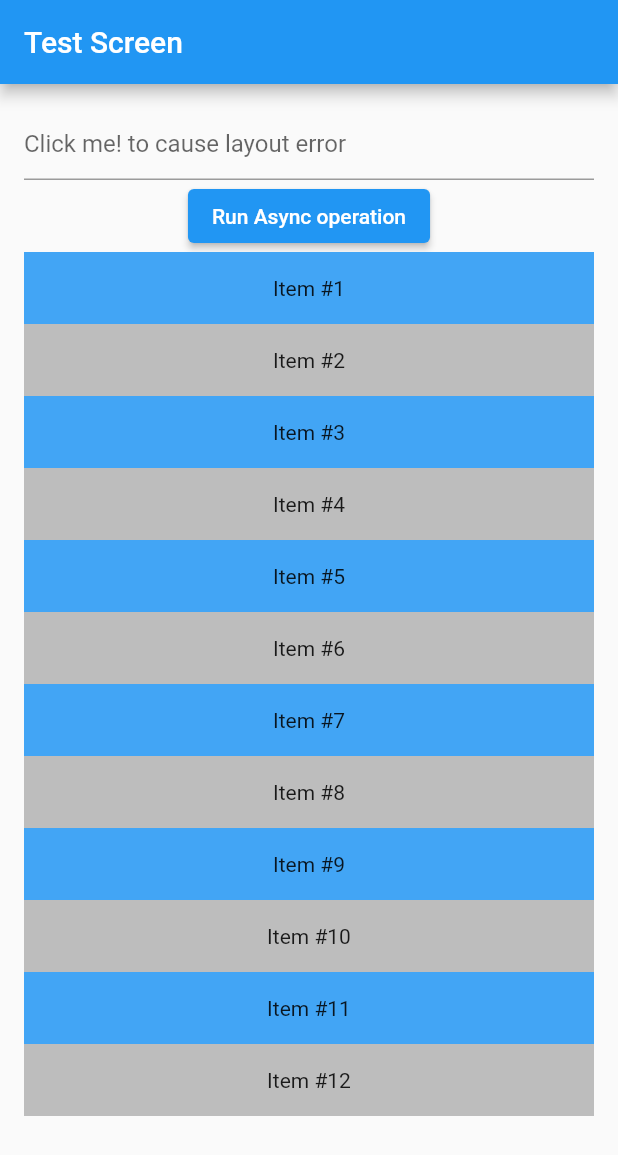
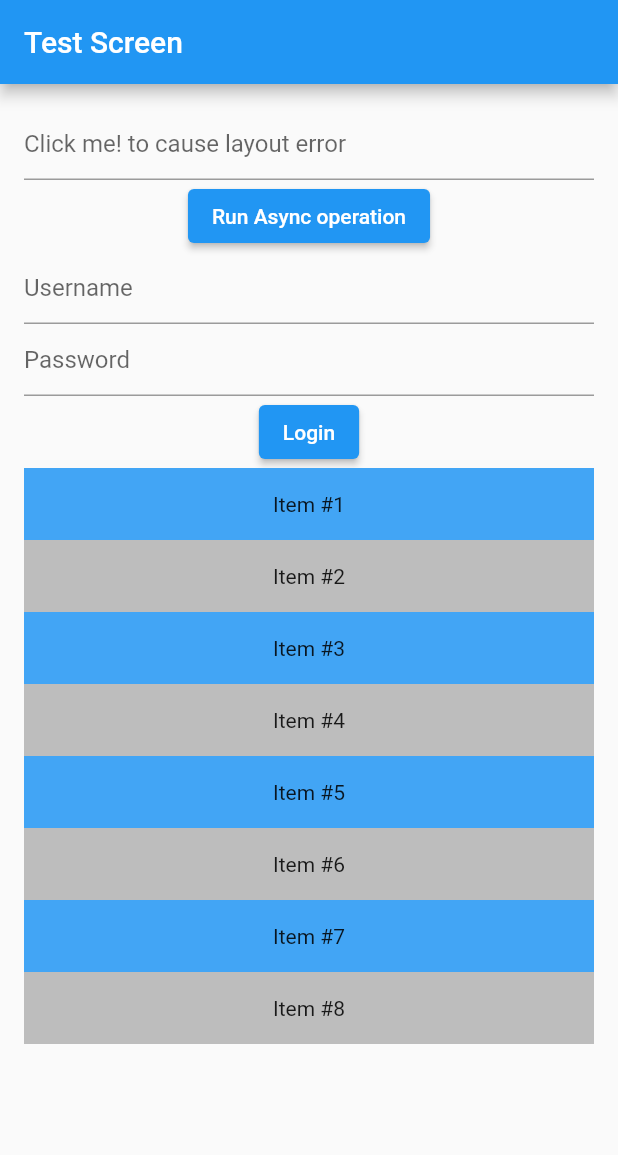
Before and after one commit to ExpertKiD/flutter_testing_demo, a Flutter app: the screen it shows after launch, on a phone screen of 412 x 824 dp. Shown: the top 1155 px of the screen. Run offline on Flutter 3.47's test engine with Material 2 defaults, Android fonts, the phone set to English and light mode, and no system bars; our stand-ins replace device_info_plus, logger, package_info_plus, sentry.

Commit message:
feat: add simple login widget inside test screen for widget testing

```diff
--- a/lib/screens/test.dart
+++ b/lib/screens/test.dart
@@ -25,6 +25,21 @@ class TestScreen extends StatelessWidget {
                   },
                   child: Text('Run Async operation')),
             ),
+            TextField(
+              decoration: InputDecoration(hintText: 'Username'),
+              key: Key('txt_username'),
+            ),
+            TextField(
+              decoration: InputDecoration(hintText: 'Password'),
+              key: Key('txt_password'),
+            ),
+            Center(
+              child: ElevatedButton(
+                onPressed: () async {},
+                child: Text('Login'),
+                key: Key('btn_login'),
+              ),
+            ),
             ListView.builder(
               shrinkWrap: true,
               itemBuilder: (context, index) {
@@ -41,7 +56,7 @@ class TestScreen extends StatelessWidget {
                   )),
                 );
               },
-              itemCount: 12,
+              itemCount: 8,
             )
           ],
         ),
```
